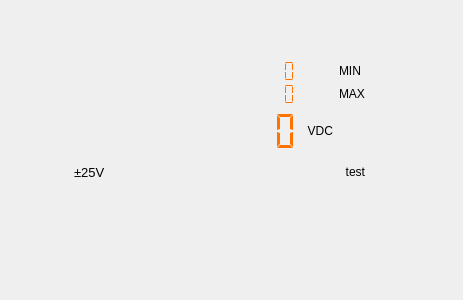
Old version of the form ui/channelmonitorcomponent.ui in the repository thatliuser/scopy.
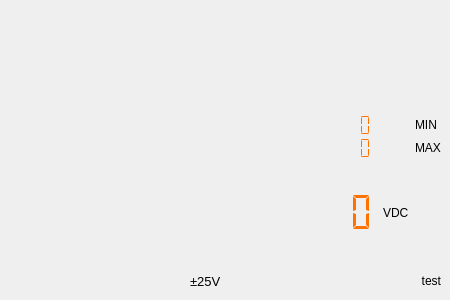
New version of the form. Custom widgets are drawn as their Qt base class.

Patch:
```diff
--- a/ui/channelmonitorcomponent.ui
+++ b/ui/channelmonitorcomponent.ui
@@ -6,12 +6,12 @@
    <rect>
     <x>0</x>
     <y>0</y>
-    <width>463</width>
+    <width>450</width>
     <height>300</height>
    </rect>
   </property>
   <property name="sizePolicy">
-   <sizepolicy hsizetype="Preferred" vsizetype="Preferred">
+   <sizepolicy hsizetype="MinimumExpanding" vsizetype="MinimumExpanding">
     <horstretch>0</horstretch>
     <verstretch>0</verstretch>
    </sizepolicy>
@@ -29,6 +29,21 @@
    <string notr="true"/>
   </property>
   <layout class="QGridLayout" name="gridLayout">
+   <property name="leftMargin">
+    <number>0</number>
+   </property>
+   <property name="topMargin">
+    <number>0</number>
+   </property>
+   <property name="rightMargin">
+    <number>0</number>
+   </property>
+   <property name="bottomMargin">
+    <number>0</number>
+   </property>
+   <property name="spacing">
+    <number>0</number>
+   </property>
    <item row="0" column="0">
     <widget class="QWidget" name="frame" native="true">
      <layout class="QGridLayout" name="gridLayout_2">
@@ -90,20 +105,35 @@
            <property name="verticalSpacing">
             <number>0</number>
            </property>
-           <item row="6" column="0">
-            <spacer name="horizontalSpacer">
-             <property name="orientation">
-              <enum>Qt::Horizontal</enum>
+           <item row="5" column="0" alignment="Qt::AlignRight">
+            <widget class="adiscope::LcdNumber" name="minCh1">
+             <property name="sizePolicy">
+              <sizepolicy hsizetype="MinimumExpanding" vsizetype="Minimum">
+               <horstretch>0</horstretch>
+               <verstretch>0</verstretch>
+              </sizepolicy>
              </property>
-             <property name="sizeHint" stdset="0">
+             <property name="minimumSize">
               <size>
-               <width>40</width>
-               <height>20</height>
+               <width>0</width>
+               <height>0</height>
               </size>
              </property>
-            </spacer>
+             <property name="styleSheet">
+              <string notr="true">QLCDNumber { color: #ff7200; }</string>
+             </property>
+             <property name="frameShape">
+              <enum>QFrame::NoFrame</enum>
+             </property>
+             <property name="digitCount">
+              <number>7</number>
+             </property>
+             <property name="segmentStyle">
+              <enum>QLCDNumber::Flat</enum>
+             </property>
+            </widget>
            </item>
-           <item row="6" column="1" alignment="Qt::AlignRight">
+           <item row="6" column="0" alignment="Qt::AlignRight">
             <widget class="adiscope::LcdNumber" name="maxCh1">
              <property name="sizePolicy">
               <sizepolicy hsizetype="MinimumExpanding" vsizetype="Minimum">
@@ -131,45 +161,35 @@
              </property>
             </widget>
            </item>
-           <item row="6" column="3">
-            <widget class="QLabel" name="label_max">
+           <item row="7" column="0">
+            <widget class="adiscope::LcdNumber" name="lcdCh1">
              <property name="sizePolicy">
-              <sizepolicy hsizetype="Preferred" vsizetype="Maximum">
+              <sizepolicy hsizetype="MinimumExpanding" vsizetype="MinimumExpanding">
                <horstretch>0</horstretch>
                <verstretch>0</verstretch>
               </sizepolicy>
              </property>
              <property name="minimumSize">
               <size>
-               <width>20</width>
-               <height>0</height>
+               <width>150</width>
+               <height>50</height>
               </size>
              </property>
-             <property name="text">
-              <string>MAX</string>
+             <property name="styleSheet">
+              <string notr="true">QLCDNumber { color: #ff7200; }</string>
              </property>
-            </widget>
-           </item>
-           <item row="5" column="3">
-            <widget class="QLabel" name="label_min">
-             <property name="sizePolicy">
-              <sizepolicy hsizetype="Preferred" vsizetype="Maximum">
-               <horstretch>0</horstretch>
-               <verstretch>0</verstretch>
-              </sizepolicy>
+             <property name="frameShape">
+              <enum>QFrame::NoFrame</enum>
              </property>
-             <property name="minimumSize">
-              <size>
-               <width>20</width>
-               <height>0</height>
-              </size>
+             <property name="digitCount">
+              <number>7</number>
              </property>
-             <property name="text">
-              <string>MIN</string>
+             <property name="segmentStyle">
+              <enum>QLCDNumber::Flat</enum>
              </property>
             </widget>
            </item>
-           <item row="7" column="2">
+           <item row="7" column="1">
             <widget class="QLabel" name="labelCh1">
              <property name="sizePolicy">
               <sizepolicy hsizetype="MinimumExpanding" vsizetype="MinimumExpanding">
@@ -191,11 +211,56 @@
               <string>VDC</string>
              </property>
              <property name="alignment">
-              <set>Qt::AlignRight|Qt::AlignTrailing|Qt::AlignVCenter</set>
+              <set>Qt::AlignLeading|Qt::AlignLeft|Qt::AlignVCenter</set>
              </property>
             </widget>
            </item>
-           <item row="4" column="1">
+           <item row="5" column="1">
+            <widget class="QLabel" name="label_minUnitOfMeasure">
+             <property name="text">
+              <string/>
+             </property>
+            </widget>
+           </item>
+           <item row="6" column="2">
+            <widget class="QLabel" name="label_max">
+             <property name="sizePolicy">
+              <sizepolicy hsizetype="Preferred" vsizetype="Maximum">
+               <horstretch>0</horstretch>
+               <verstretch>0</verstretch>
+              </sizepolicy>
+             </property>
+             <property name="minimumSize">
+              <size>
+               <width>20</width>
+               <height>0</height>
+              </size>
+             </property>
+             <property name="text">
+              <string>MAX</string>
+             </property>
+            </widget>
+           </item>
+           <item row="5" column="2">
+            <widget class="QLabel" name="label_min">
+             <property name="sizePolicy">
+              <sizepolicy hsizetype="Preferred" vsizetype="Maximum">
+               <horstretch>0</horstretch>
+               <verstretch>0</verstretch>
+              </sizepolicy>
+             </property>
+             <property name="minimumSize">
+              <size>
+               <width>20</width>
+               <height>0</height>
+              </size>
+             </property>
+             <property name="text">
+              <string>MIN</string>
+             </property>
+            </widget>
+           </item>
+           <item row="4" column="0">
             <spacer name="verticalSpacer_4">
              <property name="orientation">
               <enum>Qt::Vertical</enum>
@@ -208,76 +273,13 @@
              </property>
             </spacer>
            </item>
-           <item row="6" column="2">
+           <item row="6" column="1">
             <widget class="QLabel" name="label_maxUnitOfMeasure">
              <property name="text">
               <string/>
              </property>
             </widget>
            </item>
-           <item row="5" column="1" alignment="Qt::AlignRight">
-            <widget class="adiscope::LcdNumber" name="minCh1">
-             <property name="sizePolicy">
-              <sizepolicy hsizetype="MinimumExpanding" vsizetype="Minimum">
-               <horstretch>0</horstretch>
-               <verstretch>0</verstretch>
-              </sizepolicy>
-             </property>
-             <property name="minimumSize">
-              <size>
-               <width>0</width>
-               <height>0</height>
-              </size>
-             </property>
-             <property name="styleSheet">
-              <string notr="true">QLCDNumber { color: #ff7200; }</string>
-             </property>
-             <property name="frameShape">
-              <enum>QFrame::NoFrame</enum>
-             </property>
-             <property name="digitCount">
-              <number>7</number>
-             </property>
-             <property name="segmentStyle">
-              <enum>QLCDNumber::Flat</enum>
-             </property>
-            </widget>
-           </item>
-           <item row="7" column="1">
-            <widget class="adiscope::LcdNumber" name="lcdCh1">
-             <property name="sizePolicy">
-              <sizepolicy hsizetype="MinimumExpanding" vsizetype="MinimumExpanding">
-               <horstretch>0</horstretch>
-               <verstretch>0</verstretch>
-              </sizepolicy>
-             </property>
-             <property name="minimumSize">
-              <size>
-               <width>150</width>
-               <height>50</height>
-              </size>
-             </property>
-             <property name="styleSheet">
-              <string notr="true">QLCDNumber { color: #ff7200; }</string>
-             </property>
-             <property name="frameShape">
-              <enum>QFrame::NoFrame</enum>
-             </property>
-             <property name="digitCount">
-              <number>7</number>
-             </property>
-             <property name="segmentStyle">
-              <enum>QLCDNumber::Flat</enum>
-             </property>
-            </widget>
-           </item>
-           <item row="5" column="2">
-            <widget class="QLabel" name="label_minUnitOfMeasure">
-             <property name="text">
-              <string/>
-             </property>
-            </widget>
-           </item>
           </layout>
          </widget>
         </item>
@@ -382,32 +384,6 @@
      </layout>
     </widget>
    </item>
-   <item row="2" column="0">
-    <spacer name="verticalSpacer_2">
-     <property name="orientation">
-      <enum>Qt::Vertical</enum>
-     </property>
-     <property name="sizeHint" stdset="0">
-      <size>
-       <width>20</width>
-       <height>40</height>
-      </size>
-     </property>
-    </spacer>
-   </item>
-   <item row="0" column="1">
-    <spacer name="horizontalSpacer_2">
-     <property name="orientation">
-      <enum>Qt::Horizontal</enum>
-     </property>
-     <property name="sizeHint" stdset="0">
-      <size>
-       <width>40</width>
-       <height>20</height>
-      </size>
-     </property>
-    </spacer>
-   </item>
   </layout>
  </widget>
  <customwidgets>
```
